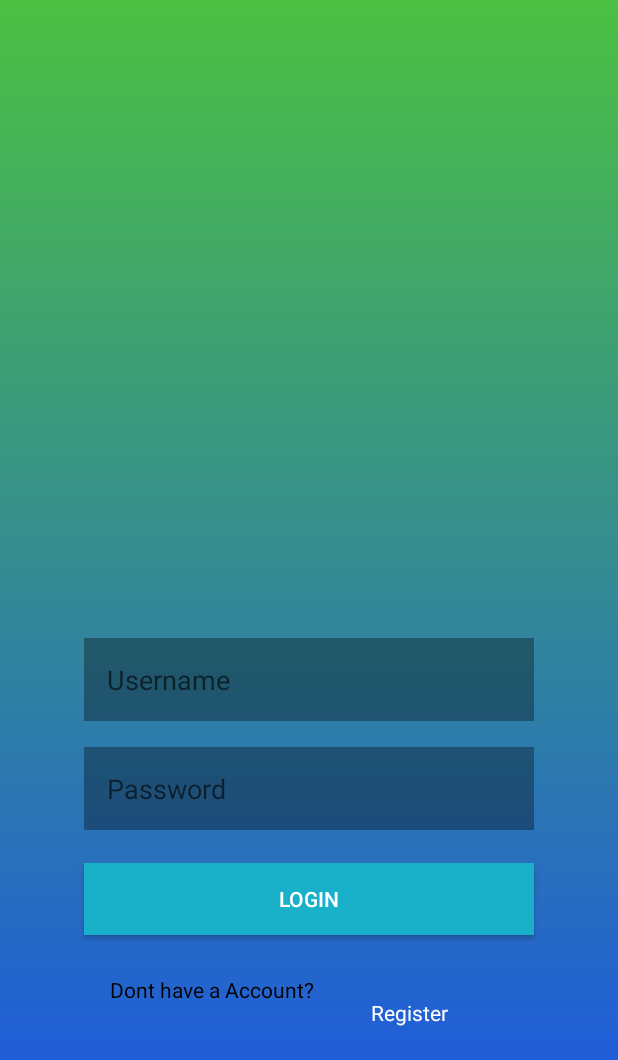
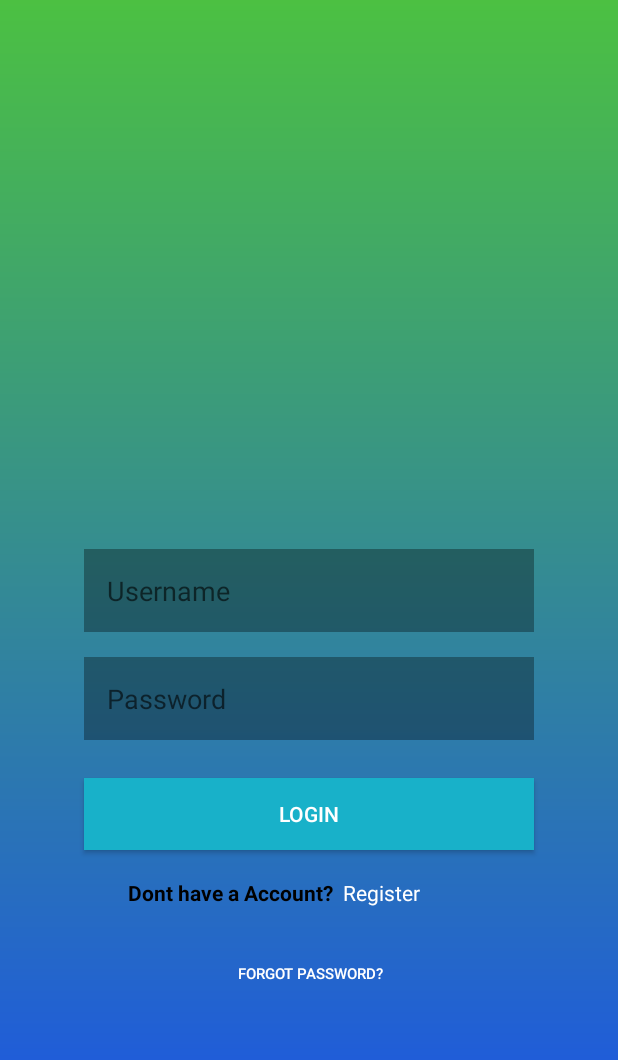
Before and after one commit to AshishGuptaNGupta/everyStepCount, an Android app: the screen it shows after launch (MainActivity), on a phone screen of 412 x 824 dp, the part 176-1236 px from its top. Run offline under Robolectric (Android 15) with nearby library versions, the phone set to English and light mode, and no system bars; our stand-ins replace Firebase (no records; nobody signed in at launch, a user with empty details on screens opened directly).

Commit message:
Forgot Password Module Completed

```diff
--- a/app/src/main/AndroidManifest.xml
+++ b/app/src/main/AndroidManifest.xml
@@ -20,7 +20,8 @@
             android:name=".Dashboard2"
             android:label="@string/title_activity_dashboard2"
             android:theme="@style/AppTheme" />
-        <activity android:name=".Register_Page"></activity>
+        <activity android:name=".Register_Page" />
+        <activity android:name=".Forgot_Password"></activity>
     </application>
 
 </manifest>
--- a/app/src/main/java/com/everystepcounts/akshay/everystepcounts2/MainActivity.java
+++ b/app/src/main/java/com/everystepcounts/akshay/everystepcounts2/MainActivity.java
@@ -22,7 +22,7 @@ import java.util.Objects;
 public class MainActivity extends AppCompatActivity {
     private FirebaseAuth mAuth = FirebaseAuth.getInstance();
     private EditText username, password;
-    private Button login;
+    private Button login, forgotPassword;
     FirebaseUser user;
 
     public void onClick(View view) {
@@ -32,11 +32,11 @@ public class MainActivity extends AppCompatActivity {
                     public void onComplete(@NonNull Task<AuthResult> task) {
                         if (task.isSuccessful()) {
                             Log.i("Login", "Logged in");
-                            Toast.makeText(getApplicationContext(),"Login Successful",Toast.LENGTH_SHORT);
+                            Toast.makeText(getApplicationContext(),"Login Successful",Toast.LENGTH_SHORT).show();
                             Intent intent=new Intent(getApplicationContext(), Dashboard2.class);
                             startActivity(intent);
                         } else {
-                            Toast.makeText(getApplicationContext(),"Incorrect credentials",Toast.LENGTH_SHORT);
+                            Toast.makeText(getApplicationContext(),"Incorrect credentials",Toast.LENGTH_SHORT).show();
                         }
 
                     }
@@ -47,6 +47,12 @@ public class MainActivity extends AppCompatActivity {
         Intent register=new Intent(this,Register_Page.class);
         startActivity(register);
     }
+    public void forgotPassword(View view){
+        Intent register=new Intent(this,Forgot_Password.class);
+        startActivity(register);
+    }
+
+
     @Override
     protected void onCreate(Bundle savedInstanceState) {
         super.onCreate(savedInstanceState);
@@ -56,7 +62,7 @@ public class MainActivity extends AppCompatActivity {
         username = (EditText) findViewById(R.id.etName);
         password = (EditText) findViewById(R.id.etPassword);
         login = (Button) findViewById(R.id.btnLogin);
-
+        forgotPassword = (Button) findViewById(R.id.btnForgotpass);
 
     }
 }
--- a/app/src/main/res/layout/activity_main.xml
+++ b/app/src/main/res/layout/activity_main.xml
@@ -27,7 +27,7 @@
         android:layout_height="wrap_content"
         android:layout_alignParentBottom="true"
         android:layout_centerHorizontal="true"
-        android:layout_marginBottom="83dp"
+        android:layout_marginBottom="140dp"
         android:width="300dp"
         android:background="@drawable/gradient_1"
         android:onClick="onClick"
@@ -38,33 +38,34 @@
         android:id="@+id/etName"
         android:layout_width="wrap_content"
         android:layout_height="wrap_content"
+        android:layout_alignStart="@+id/btnLogin"
         android:layout_alignParentBottom="true"
-        android:layout_centerHorizontal="true"
-        android:layout_marginBottom="226dp"
+        android:layout_marginStart="0dp"
+        android:layout_marginBottom="285dp"
         android:width="300dp"
         android:background="#55000000"
         android:ems="10"
         android:hint="@string/username"
+        android:importantForAutofill="no"
         android:inputType="textPersonName"
         android:padding="15dp"
-        android:textColor="@android:color/white"
-        android:importantForAutofill="no" />
+        android:textColor="@android:color/white" />
 
     <EditText
         android:id="@+id/etPassword"
         android:layout_width="wrap_content"
         android:layout_height="wrap_content"
+        android:layout_alignStart="@+id/btnLogin"
         android:layout_alignParentBottom="true"
-        android:layout_centerHorizontal="true"
-        android:layout_marginBottom="153dp"
+        android:layout_marginBottom="213dp"
         android:width="300dp"
+        android:autofillHints=""
         android:background="#55000000"
         android:ems="10"
         android:hint="@string/password"
         android:inputType="textPassword"
         android:padding="15dp"
-        android:textColor="@android:color/white"
-        android:autofillHints="" />
+        android:textColor="@android:color/white" />
 
     <TextView
         android:id="@+id/textView2"
@@ -72,11 +73,12 @@
         android:layout_height="wrap_content"
         android:layout_alignParentStart="true"
         android:layout_alignParentBottom="true"
-        android:layout_marginStart="73dp"
-        android:layout_marginBottom="37dp"
+        android:layout_marginStart="85dp"
+        android:layout_marginBottom="102dp"
         android:text="@string/dont_have_a_account"
         android:textAllCaps="false"
-        android:textColor="@android:color/black" />
+        android:textColor="@android:color/black"
+        android:textStyle="bold" />
 
     <Button
         android:id="@+id/btnregister"
@@ -84,8 +86,8 @@
         android:layout_height="wrap_content"
         android:layout_alignTop="@+id/textView2"
         android:layout_alignParentEnd="true"
-        android:layout_marginTop="1dp"
-        android:layout_marginEnd="95dp"
+        android:layout_marginTop="-14dp"
+        android:layout_marginEnd="114dp"
         android:background="#00ffffff"
         android:fontFamily="sans-serif"
         android:onClick="register"
@@ -93,4 +95,19 @@
         android:textAllCaps="false"
         android:textColor="@android:color/white"
         android:textSize="14sp" />
+
+    <Button
+        android:id="@+id/btnForgotpass"
+        android:layout_width="wrap_content"
+        android:layout_height="wrap_content"
+        android:layout_alignStart="@+id/btnregister"
+        android:layout_alignParentBottom="true"
+        android:layout_marginStart="-67dp"
+        android:layout_marginBottom="33dp"
+        android:background="#00ffffff"
+        android:onClick="forgotPassword"
+        android:padding="15dp"
+        android:text="Forgot Password?"
+        android:textColor="@android:color/white"
+        android:textSize="10sp" />
 </RelativeLayout>
```
Also changed, not shown: app/src/main/java/com/everystepcounts/akshay/everystepcounts2/Forgot_Password.java (added, +38 -0 lines), app/src/main/res/layout/activity_dashboard.xml (deleted, +0 -22 lines), app/src/main/res/layout/activity_forgot__password.xml (added, +54 -0 lines), app/src/main/res/layout/content_dashboard2.xml (+15 -11 lines), app/build.gradle (line endings or trailing spaces).
